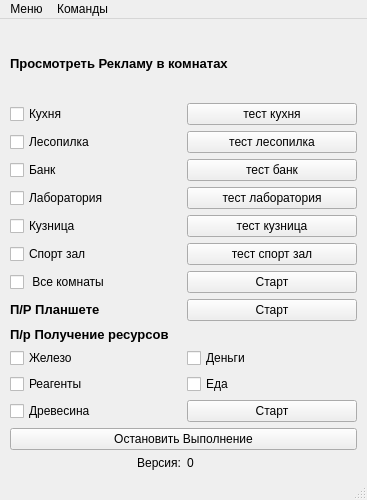
Before: the Qt Designer form clicker_zero_city/windows_ui/see.ui in maklai26rus/clicker, drawn with Qt 5.
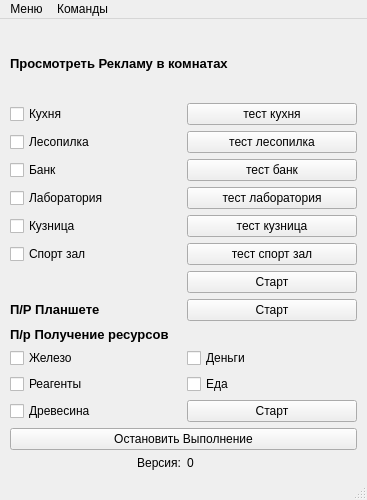
After: the same form once the commit is applied. Icons and pictures are not drawn.

Diff of the .ui file:
```diff
--- a/clicker_zero_city/windows_ui/see.ui
+++ b/clicker_zero_city/windows_ui/see.ui
@@ -177,13 +177,6 @@
                </property>
               </widget>
              </item>
-             <item row="8" column="0">
-              <widget class="QCheckBox" name="all_rooms">
-               <property name="text">
-                <string> Все комнаты</string>
-               </property>
-              </widget>
-             </item>
             </layout>
            </item>
           </layout>
```
